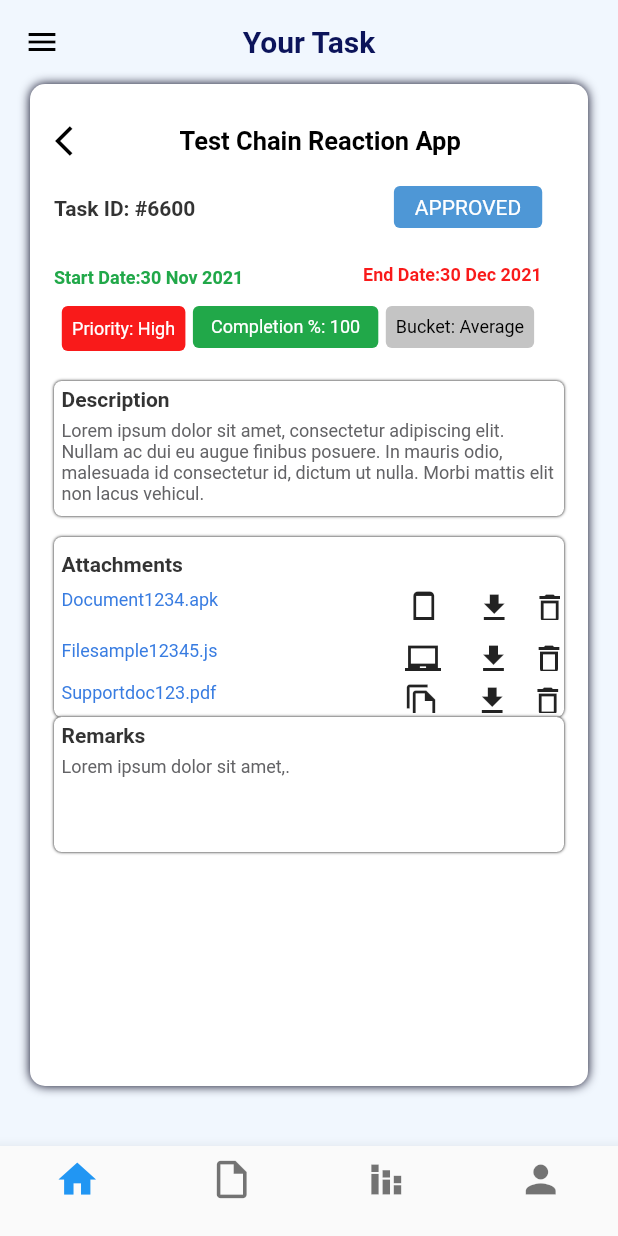
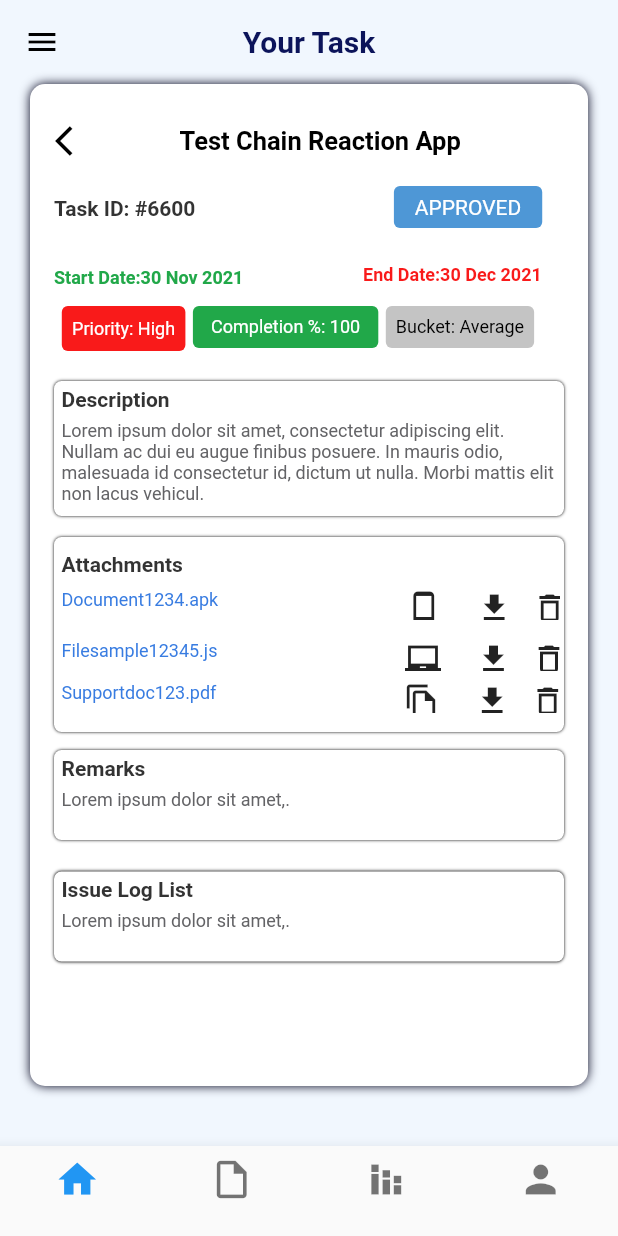
Before and after one commit to sinrajat43/vOTP_mobileApp, a Flutter app: the TaskDetails screen opened directly, on a phone screen of 412 x 824 dp. Run offline on Flutter 3.47's test engine with Material 2 defaults, Android fonts, the phone set to English and light mode, and no system bars.

Commit message:
taskdetails updates-5/4

```diff
--- a/lib/TaskDetails.dart
+++ b/lib/TaskDetails.dart
@@ -288,7 +288,7 @@ class TaskDetails extends StatelessWidget {
               ),
 
               Container(
-                  height: 120.0,
+                  height: 130.0,
                   margin: const EdgeInsets.only(top:5.0,left: 8.0,right: 8.0,bottom: 0.0),
                   decoration: BoxDecoration(
                       borderRadius: BorderRadius.circular(5.0),
@@ -453,8 +453,8 @@ class TaskDetails extends StatelessWidget {
                     ],)
               ),
               Container(
-                height: 90.0,
-                margin: const EdgeInsets.only(left: 8.0,right: 8.0,bottom: 9.0),
+                height: 60.0,
+                margin: const EdgeInsets.only(top:12.0,left: 8.0,right: 8.0,bottom: 9.0),
                 decoration: BoxDecoration(
                     borderRadius: BorderRadius.circular(5.0),
                     color: const Color(0xFFFFFFFF),
@@ -471,6 +471,49 @@ class TaskDetails extends StatelessWidget {
                         margin: const EdgeInsets.only(top:4.0,left: 5.0,right: 3.0,bottom: 0.0),
                         child: const Text(
                             "Remarks",
+                            style: TextStyle(
+                                fontSize: 14,
+                                color: Color(0xFF333333),
+                                fontFamily: 'Roboto',
+                                fontWeight:FontWeight.bold)
+                        )
+
+                    ),
+                    Container(
+                        margin: const EdgeInsets.only(top:6.0,left: 5.0,right: 3.0,bottom: 0.0),
+                        child: const Text(
+                            "Lorem ipsum dolor sit amet,.",
+                            style: TextStyle(
+                              fontSize: 12,
+                              color: Color(0xFF636366),
+                              fontFamily: 'Roboto',
+                            )
+                        )
+                    ),
+
+                  ],
+                ),
+
+              ),
+              Container(
+                height: 60.0,
+                margin: const EdgeInsets.only(top:12.0,left: 8.0,right: 8.0,bottom: 9.0),
+                decoration: BoxDecoration(
+                    borderRadius: BorderRadius.circular(5.0),
+                    color: const Color(0xFFFFFFFF),
+                    boxShadow: const [BoxShadow(
+                      color: Color(0xFF000000),
+                      blurRadius: 1.0,
+                    ),]
+                ),
+                child: Column(
+                  crossAxisAlignment: CrossAxisAlignment.stretch,
+                  children: [
+
+                    Container(
+                        margin: const EdgeInsets.only(top:4.0,left: 5.0,right: 3.0,bottom: 0.0),
+                        child: const Text(
+                            "Issue Log List",
                             style: TextStyle(
                                 fontSize: 14,
                                 color: Color(0xFF333333),
```
